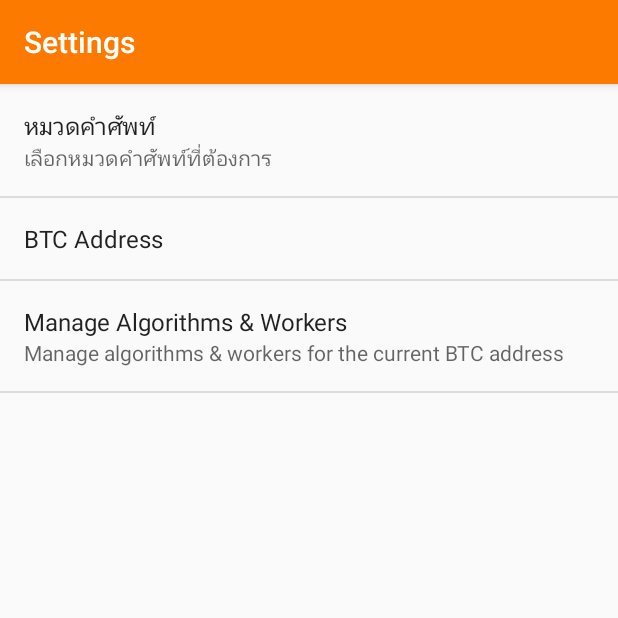
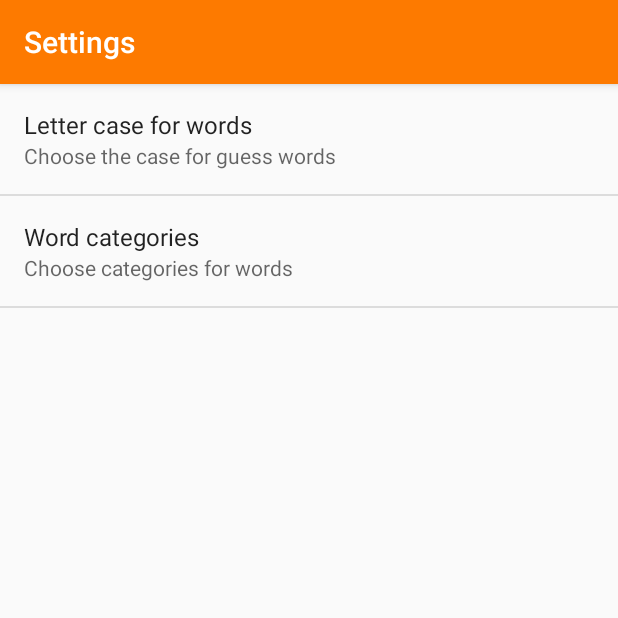
Before and after one commit to 3bugs/WordQuizGame-MVC, an Android app: the screen it shows after launch (SettingsActivity), after a tap on "Settings", on a phone screen of 412 x 824 dp, the top half of it. Run offline under Robolectric (Android 15) with nearby library versions, the phone set to English and light mode, and no system bars.

Commit message:
Add code to work with preference values Add string resource

```diff
--- a/app/src/main/AndroidManifest.xml
+++ b/app/src/main/AndroidManifest.xml
@@ -22,12 +22,12 @@
         </activity>
         <activity
             android:name=".HighScoreActivity"
-            android:label="@string/high_score_label"
+            android:label="@string/high_score_activity_title"
             android:theme="@style/Theme.AppCompat.Light.Dialog.Alert">
         </activity>
         <activity
             android:name=".SettingsActivity"
-            android:label="@string/settings_label">
+            android:label="@string/settings_activity_title">
         </activity>
     </application>
 
--- a/app/src/main/java/com/example/wordquizgame_mvc/model/Question.java
+++ b/app/src/main/java/com/example/wordquizgame_mvc/model/Question.java
@@ -65,6 +65,6 @@ public class Question {
     }
 
     public boolean checkAnswer(String guessWord) {
-        return mQuestionWord.text.equals(guessWord);
+        return mQuestionWord.text.equalsIgnoreCase(guessWord);
     }
 }
--- a/app/src/main/res/menu/activity_main.xml
+++ b/app/src/main/res/menu/activity_main.xml
@@ -5,7 +5,7 @@
     <item
         android:id="@+id/action_settings"
         android:icon="@drawable/ic_settings"
-        android:title="@string/action_settings"
+        android:title="@string/settings_label"
         app:showAsAction="always"/>
 
 </menu>
--- a/app/src/main/res/values/arrays.xml
+++ b/app/src/main/res/values/arrays.xml
@@ -6,14 +6,30 @@
         <item name="hard">@string/hard_label</item>
     </string-array>
 
-    <string-array name="category_titles">
-        <item>Animals</item>
-        <item>Body</item>
-        <item>Colors</item>
-        <item>Numbers</item>
-        <item>Objects</item>
+    <!-- ข้อความตัวเลือกรูปแบบพยัญชนะของคำศัพท์ -->
+    <string-array name="char_case_labels">
+        <item>@string/upper_case_label</item>
+        <item>@string/lower_case_label</item>
+        <item>@string/random_case_label</item>
     </string-array>
 
+    <!-- ค่าตัวเลือกรูปแบบพยัญชนะของคำศัพท์ -->
+    <string-array name="char_case_values">
+        <item>@string/upper_case_value</item>
+        <item>@string/lower_case_value</item>
+        <item>@string/random_case_value</item>
+    </string-array>
+
+    <!-- ข้อความตัวเลือกหมวดคำศัพท์ -->
+    <string-array name="category_labels">
+        <item>@string/category_animals</item>
+        <item>@string/category_body</item>
+        <item>@string/category_colors</item>
+        <item>@string/category_numbers</item>
+        <item>@string/category_objects</item>
+    </string-array>
+
+    <!-- ค่าตัวเลือกหมวดคำศัพท์ -->
     <string-array name="category_values">
         <item>animals</item>
         <item>body</item>
--- a/app/src/main/res/values/strings.xml
+++ b/app/src/main/res/values/strings.xml
@@ -1,30 +1,59 @@
 <?xml version="1.0" encoding="utf-8"?>
 <resources>
     <string name="app_name">Word Quiz Game</string>
+    <string name="high_score_activity_title">High Score</string>
+    <string name="settings_activity_title">Settings</string>
+
+    <!-- ข้อความในหน้าหลัก -->
     <string name="app_title">Word Quiz Game</string>
     <string name="play_game_label">Play Game</string>
     <string name="high_score_label">High Score</string>
     <string name="settings_label">Settings</string>
 
+    <!-- ข้อความในไดอะล็อกที่ให้เลือกระดับความยากของเกม -->
     <string name="choose_difficulty_title">Choose Difficulty Level</string>
     <string name="easy_label">Easy</string>
     <string name="medium_label">Medium</string>
     <string name="hard_label">Hard</string>
 
+    <!-- ข้อความตัวเลือกรูปแบบพยัญชนะ -->
+    <string name="upper_case_label">Upper case</string>
+    <string name="lower_case_label">Lower case</string>
+    <string name="random_case_label">Random for each question</string>
+
+    <!-- ค่าสตริงที่สัมพันธ์กับตัวเลือกรูปแบบพยัญชนะแต่ละตัวเลือก ซึ่งจะถูกเรียกใช้ในไฟล์ arrays.xml
+         และในโค้ดจาวา, สาเหตุที่มากำหนดตรงนี้ ก็เพื่อเวลาเรียกใช้ในไฟล์ arrays.xml และใน
+         โค้ดจาวาจะได้ตรงกัน และหากต้องการแก้ไขค่าก็สามารถแก้ตรงนี้เพียงจุดเดียว -->
+    <string name="upper_case_value" translatable="false">upper</string>
+    <string name="lower_case_value" translatable="false">lower</string>
+    <string name="random_case_value" translatable="false">random</string>
+
+    <!-- ข้อความในหน้าเกม -->
     <string name="question_number_label">Question %1$d of %2$d</string>
     <string name="question_image_description">Question image</string>
     <string name="guess_label">Guess the Word</string>
     <string name="correct_label">Correct</string>
     <string name="incorrect_label">Incorrect, try again</string>
 
+    <!-- ข้อความในไดอะล็อกสรุปผลคะแนน -->
     <string name="result_title">Result</string>
     <string name="total_guesses_label">Total guesses: %1$d</string>
     <string name="success_percentage_label">Success percentage: %1$.1f</string>
     <string name="restart_quiz_label">Restart Quiz</string>
     <string name="return_to_menu_label">Return to Menu</string>
 
-    <string name="action_settings">Settings</string>
-    <string name="no_data">No data</string>
+    <!-- ข้อความในหน้า Settings -->
+    <string name="pref_char_case_title">Letter case for words</string>
+    <string name="pref_char_case_summary">Choose the case for guess words</string>
+    <string name="pref_categories_title">Word categories</string>
+    <string name="pref_categories_summary">Choose categories for words</string>
+
+    <!-- ข้อความในไดอะล็อกที่บอกให้เลือกหมวดคำศัพท์อย่างน้อย 1 หมวด -->
+    <string name="more_categories_title">Word categories</string>
+    <string name="more_categories_message">Choose at least 1 category</string>
+    <string name="ok">OK</string>
+    <string name="open_settings">เข้าสู่หน้าการตั้งค่า</string>
+    <string name="no_data">No data.</string>
 
     <string name="category_animals">Animals</string>
     <string name="category_body">Body</string>
--- a/app/src/main/res/values/styles.xml
+++ b/app/src/main/res/values/styles.xml
@@ -7,17 +7,20 @@
         <item name="colorPrimaryDark">@color/colorPrimaryDark</item>
         <item name="colorAccent">@color/colorAccent</item>
         <item name="buttonStyle">@style/MyButtonStyle</item>
+        <item name="alertDialogTheme">@style/AlertDialogTheme</item>
+        <item name="dialogTheme">@style/AlertDialogTheme</item>
     </style>
 
-    <style name="FullScreen" parent="@style/Theme.AppCompat.Light.NoActionBar">
+    <style name="FullScreen" parent="Theme.AppCompat.Light.NoActionBar">
         <item name="android:windowNoTitle">true</item>
         <item name="windowActionBar">false</item>
         <item name="android:windowFullscreen">true</item>
         <item name="android:windowContentOverlay">@null</item>
         <item name="buttonStyle">@style/MyButtonStyle</item>
+        <item name="alertDialogTheme">@style/AlertDialogTheme</item>
     </style>
 
-    <style name="MyButtonStyle" parent="@style/Widget.AppCompat.Button.Borderless">
+    <style name="MyButtonStyle" parent="Widget.AppCompat.Button.Borderless">
         <item name="android:gravity">center</item>
         <item name="android:textColor">#fff</item>
         <item name="android:textStyle">bold</item>
@@ -28,6 +31,18 @@
         <item name="android:layout_margin">4dp</item>
     </style>
 
+    <style name="AlertDialogTheme" parent="Theme.AppCompat.Light.Dialog.Alert">
+        <item name="colorPrimary">@color/colorPrimary</item>
+        <item name="colorPrimaryDark">@color/colorPrimaryDark</item>
+        <item name="colorAccent">@color/colorAccent</item>
+        <item name="buttonBarButtonStyle">@style/DialogButtonStyle</item>
+    </style>
+
+    <style name="DialogButtonStyle" parent="Widget.AppCompat.Button.ButtonBar.AlertDialog">
+        <item name="android:textColor">@color/colorAccent</item>
+        <item name="android:textSize">14sp</item>
+    </style>
+
     <style name="Divider">
         <item name="android:layout_width">match_parent</item>
         <item name="android:layout_height">1dp</item>
--- a/app/src/main/res/xml/settings.xml
+++ b/app/src/main/res/xml/settings.xml
@@ -1,31 +1,24 @@
 <?xml version="1.0" encoding="utf-8"?>
-<PreferenceScreen xmlns:android="http://schemas.android.com/apk/res/android">
+<PreferenceScreen
+    xmlns:android="http://schemas.android.com/apk/res/android"
+    android:key="prefScreen">
 
+    <!-- ตัวเลือกรูปแบบพยัญชนะ -->
+    <ListPreference
+        android:defaultValue="@string/upper_case_value"
+        android:entries="@array/char_case_labels"
+        android:entryValues="@array/char_case_values"
+        android:key="pref_char_case"
+        android:summary="@string/pref_char_case_summary"
+        android:title="@string/pref_char_case_title"/>
+
+    <!-- ตัวเลือกหมวดคำศัพท์ -->
     <MultiSelectListPreference
         android:defaultValue="@array/category_values"
-        android:entries="@array/category_titles"
+        android:entries="@array/category_labels"
         android:entryValues="@array/category_values"
-        android:key="categories"
-        android:summary="เลือกหมวดคำศัพท์ที่ต้องการ"
-        android:title="หมวดคำศัพท์"/>
-
-    <!--
-        <com.promlert.bitcoinalert.view.ValidatingEditTextPreference
-            android:defaultValue="@string/default_btc_address"
-            android:key="btc_address"
-            android:summary="Please provide your BTC Address"
-            android:title="BTC Address"/>
-    -->
-
-    <Preference
-        android:key="btc_address"
-        android:title="BTC Address"/>
-
-    <Preference
-        android:key="manage_algorithms_and_workers"
-        android:summary="Manage algorithms &amp; workers for the current BTC address"
-        android:title="Manage Algorithms &amp; Workers">
-        <intent android:action="launch.settings.activity"/>
-    </Preference>
+        android:key="pref_categories"
+        android:summary="@string/pref_categories_summary"
+        android:title="@string/pref_categories_title"/>
 
 </PreferenceScreen>
--- a/build.gradle
+++ b/build.gradle
@@ -2,10 +2,11 @@
 
 buildscript {
     repositories {
+        google()
         jcenter()
     }
     dependencies {
-        classpath 'com.android.tools.build:gradle:2.3.3'
+        classpath 'com.android.tools.build:gradle:3.0.1'
 
         // NOTE: Do not place your application dependencies here; they belong
         // in the individual module build.gradle files
@@ -14,6 +15,7 @@ buildscript {
 
 allprojects {
     repositories {
+        google()
         jcenter()
     }
 }
```
Also changed, not shown: app/build.gradle (+9 -9 lines), app/src/main/java/com/example/wordquizgame_mvc/GameActivity.java (+36 -6 lines), app/src/main/java/com/example/wordquizgame_mvc/etc/Prefs.java (added, +24 -0 lines), app/src/main/java/com/example/wordquizgame_mvc/model/WordLibrary.java (+12 -6 lines), app/src/main/res/layout/activity_game.xml (+14 -10 lines), app/src/main/res/layout/choice_button.xml (renamed from app/src/main/res/layout/guess_button.xml), gradle/wrapper/gradle-wrapper.properties, 1 other file.
